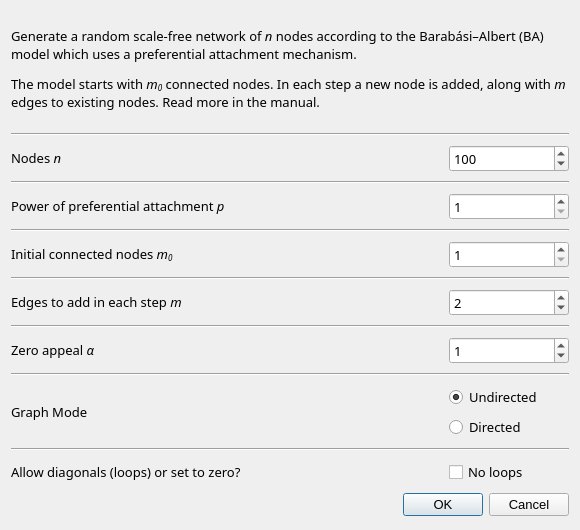
Above: src/forms/dialograndscalefree.ui from socnetv/app before the change. Below: the same form after it.
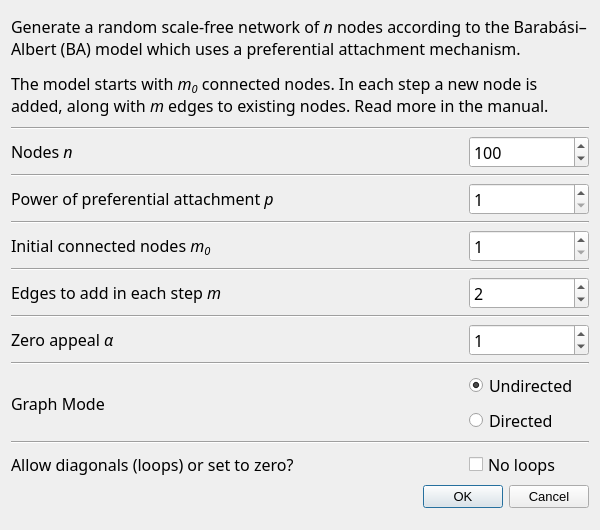
That is the form after the change.

Patch:
```diff
--- a/src/forms/dialograndscalefree.ui
+++ b/src/forms/dialograndscalefree.ui
@@ -6,7 +6,7 @@
    <rect>
     <x>0</x>
     <y>0</y>
-    <width>580</width>
+    <width>600</width>
     <height>530</height>
    </rect>
   </property>
@@ -18,19 +18,19 @@
   </property>
   <property name="minimumSize">
    <size>
-    <width>580</width>
+    <width>600</width>
     <height>530</height>
    </size>
   </property>
   <property name="maximumSize">
    <size>
-    <width>600</width>
-    <height>580</height>
+    <width>800</width>
+    <height>600</height>
    </size>
   </property>
   <property name="font">
    <font>
-    <pointsize>10</pointsize>
+    <pointsize>12</pointsize>
    </font>
   </property>
   <property name="windowTitle">
@@ -60,6 +60,7 @@
      <property name="font">
       <font>
        <family>Sans Serif</family>
+       <pointsize>12</pointsize>
       </font>
      </property>
      <property name="frameShape">
@@ -105,6 +106,7 @@
        <property name="font">
         <font>
          <family>Sans Serif</family>
+         <pointsize>12</pointsize>
         </font>
        </property>
        <property name="text">
@@ -129,6 +131,7 @@
        <property name="font">
         <font>
          <family>Sans Serif</family>
+         <pointsize>12</pointsize>
         </font>
        </property>
        <property name="toolTip">
@@ -176,6 +179,7 @@
        <property name="font">
         <font>
          <family>Sans Serif</family>
+         <pointsize>12</pointsize>
         </font>
        </property>
        <property name="text">
@@ -194,6 +198,7 @@
        <property name="font">
         <font>
          <family>Sans Serif</family>
+         <pointsize>12</pointsize>
         </font>
        </property>
        <property name="toolTip">
@@ -244,6 +249,7 @@
        <property name="font">
         <font>
          <family>Sans Serif</family>
+         <pointsize>12</pointsize>
         </font>
        </property>
        <property name="text">
@@ -262,6 +268,7 @@
        <property name="font">
         <font>
          <family>Sans Serif</family>
+         <pointsize>12</pointsize>
         </font>
        </property>
        <property name="toolTip">
@@ -312,6 +319,7 @@
        <property name="font">
         <font>
          <family>Sans Serif</family>
+         <pointsize>12</pointsize>
         </font>
        </property>
        <property name="text">
@@ -330,6 +338,7 @@
        <property name="font">
         <font>
          <family>Sans Serif</family>
+         <pointsize>12</pointsize>
         </font>
        </property>
        <property name="toolTip">
@@ -380,6 +389,7 @@
        <property name="font">
         <font>
          <family>Sans Serif</family>
+         <pointsize>12</pointsize>
         </font>
        </property>
        <property name="text">
@@ -398,6 +408,7 @@
        <property name="font">
         <font>
          <family>Sans Serif</family>
+         <pointsize>12</pointsize>
         </font>
        </property>
        <property name="toolTip">
@@ -445,6 +456,7 @@
        <property name="font">
         <font>
          <family>Sans Serif</family>
+         <pointsize>12</pointsize>
         </font>
        </property>
        <property name="text">
@@ -471,6 +483,7 @@
          <property name="font">
           <font>
            <family>Sans Serif</family>
+           <pointsize>12</pointsize>
           </font>
          </property>
          <property name="text">
@@ -501,6 +514,7 @@
          <property name="font">
           <font>
            <family>Sans Serif</family>
+           <pointsize>12</pointsize>
           </font>
          </property>
          <property name="text">
@@ -541,6 +555,7 @@
        <property name="font">
         <font>
          <family>Sans Serif</family>
+         <pointsize>12</pointsize>
         </font>
        </property>
        <property name="text">
@@ -567,6 +582,7 @@
          <property name="font">
           <font>
            <family>Sans Serif</family>
+           <pointsize>12</pointsize>
           </font>
          </property>
          <property name="toolTip">
```
